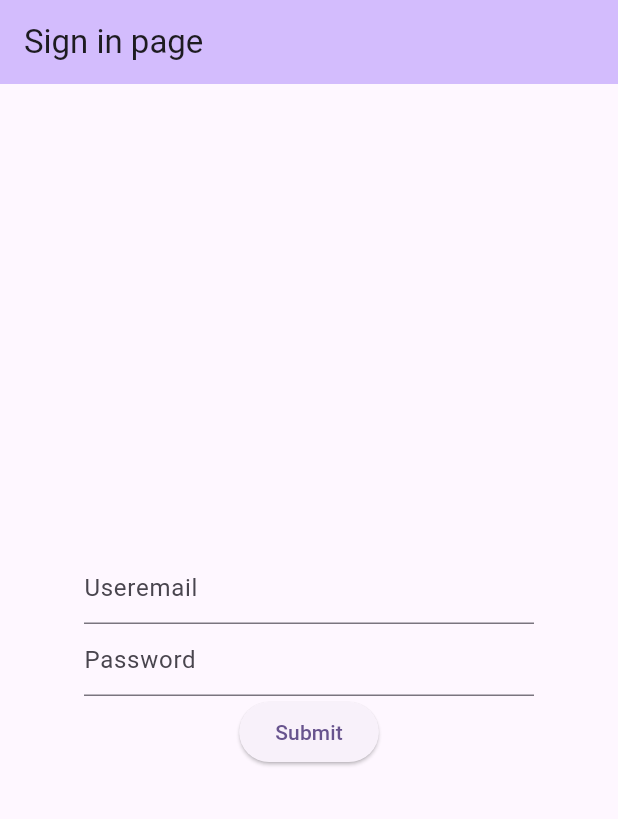
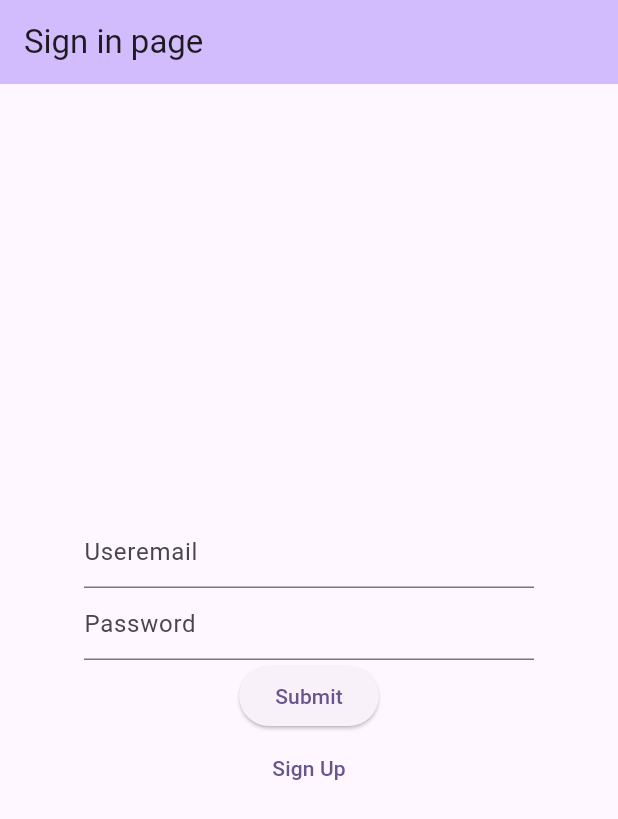
Before and after one commit to mourra950/firebaseassessment, a Flutter app: the screen it shows after launch, on a phone screen of 412 x 824 dp. Shown: the top 819 px of the screen. Run offline on Flutter 3.47's test engine with Material 3 defaults, Android fonts, the phone set to English and light mode, and no system bars; our stand-ins replace cloud_firestore, firebase_auth, firebase_core; accounts and stored records are empty.

Commit message:
finished the project

```diff
--- a/lib/Mainpage.dart
+++ b/lib/Mainpage.dart
@@ -1,3 +1,5 @@
+import 'package:firebase_auth/firebase_auth.dart';
+import 'package:firebaseassessment/firebase.dart';
 import 'package:flutter/material.dart';
 import 'Todo.dart';
 
@@ -28,6 +30,7 @@ class _mainPageState extends State<mainPage> {
 
   @override
   void initState() {
+    FBase.userhandler = FirebaseAuth.instance.currentUser!;
     Todo.readcards();
     updatelist();
     super.initState();
--- a/lib/SignIn.dart
+++ b/lib/SignIn.dart
@@ -1,3 +1,4 @@
+import 'package:firebase_auth/firebase_auth.dart';
 import 'package:flutter/material.dart';
 import 'firebase.dart';
 
@@ -35,6 +36,13 @@ class _SignInState extends State<SignIn> {
 
   Future<Object?> gotomainpage() =>
       Navigator.pushReplacementNamed(context, '/MainPage');
+  @override
+  void initState() {
+    super.initState();
+    if (FirebaseAuth.instance.currentUser != null) {
+      print('someone is already logged in');
+    }
+  }
 
   @override
   Widget build(BuildContext context) {
@@ -77,7 +85,13 @@ class _SignInState extends State<SignIn> {
                     _signin();
                   },
                   child: Text("Submit"),
-                )
+                ),
+                TextButton(
+                  onPressed: () {
+                    Navigator.restorablePushNamed(context, './SignUp');
+                  },
+                  child: Text('Sign Up'),
+                ),
               ],
             ),
           ),
--- a/lib/SignUp.dart
+++ b/lib/SignUp.dart
@@ -98,7 +98,13 @@ class _SignUpState extends State<SignUp> {
                     _signup();
                   },
                   child: Text("Submit"),
-                )
+                ),
+                TextButton(
+                  onPressed: () {
+                    Navigator.restorablePushNamed(context, './Sign In');
+                  },
+                  child: Text('Sign In'),
+                ),
               ],
             ),
           ),
--- a/lib/main.dart
+++ b/lib/main.dart
@@ -1,8 +1,8 @@
 import 'package:firebaseassessment/SignUp.dart';
+import 'package:firebase_auth/firebase_auth.dart';
 import 'package:flutter/material.dart';
 import 'package:firebase_core/firebase_core.dart';
 import 'firebase_options.dart';
-import 'firebase.dart';
 import 'AddPage.dart';
 import 'Mainpage.dart';
 import 'SignIn.dart';
@@ -26,7 +26,8 @@ class MyApp extends StatelessWidget {
         colorScheme: ColorScheme.fromSeed(seedColor: Colors.deepPurple),
         useMaterial3: true,
       ),
-      initialRoute: '/SignIn',
+      initialRoute:
+          (FirebaseAuth.instance.currentUser != null) ? '/MainPage' : '/SignIn',
       routes: {
         '/AddPage': (context) => const AddPage(),
         '/SignIn': (context) => const SignIn(),
```
